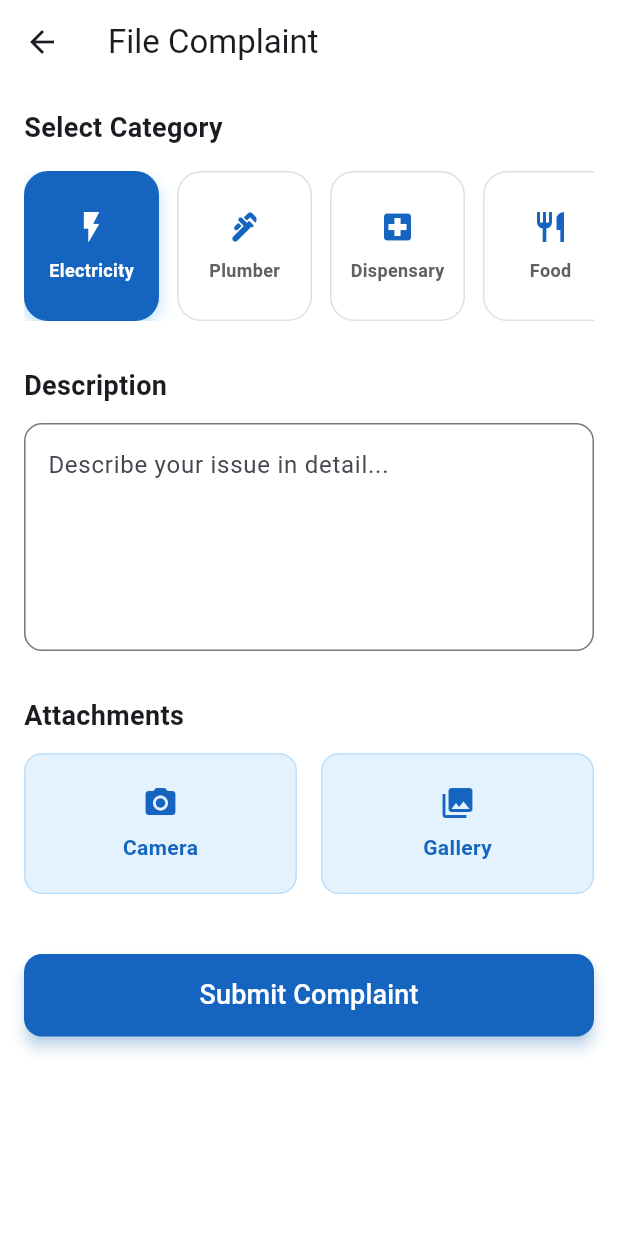
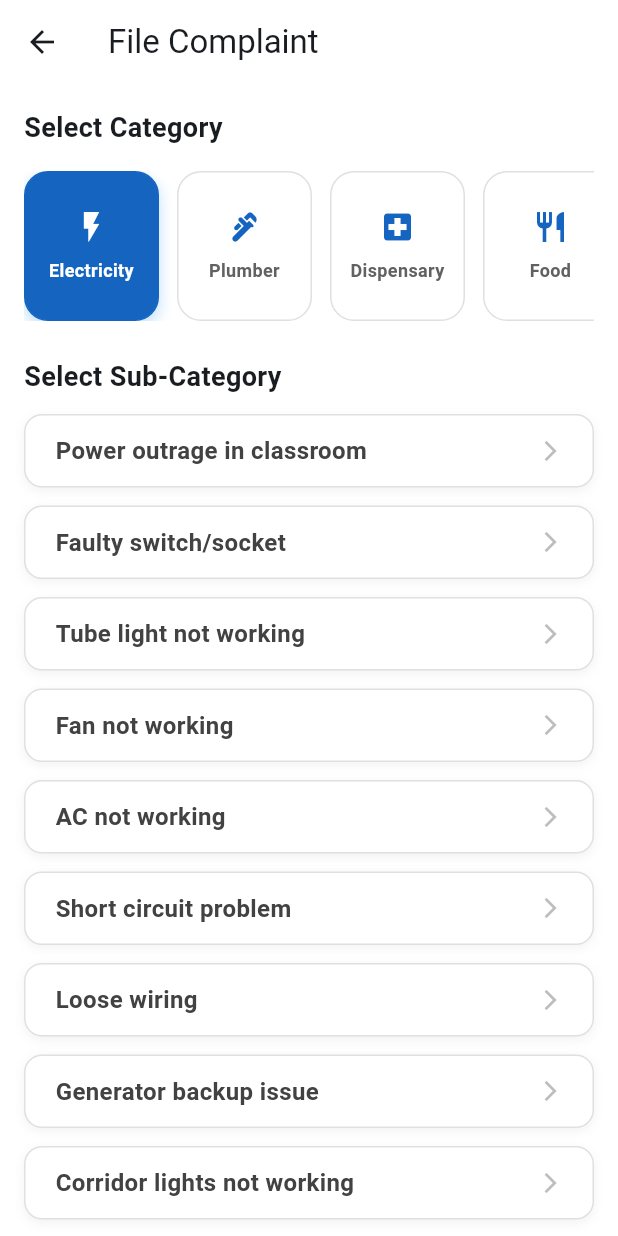
Before and after one commit to balnavroop1212/greivance_project, a Flutter app: the ComplaintScreen screen opened directly with empty values, after a tap on "Electricity", on a phone screen of 412 x 824 dp. Run offline on Flutter 3.47's test engine with Material 3 defaults, Android fonts, the phone set to English and light mode, and no system bars; our stand-ins replace cloud_firestore, firebase_core; accounts and stored records are empty.

Commit message:
added sub-tabs

```diff
--- a/lib/screens/complaint.dart
+++ b/lib/screens/complaint.dart
@@ -11,22 +11,100 @@ class ComplaintScreen extends StatefulWidget {
 
 class _ComplaintScreenState extends State<ComplaintScreen> {
   final TextEditingController _descriptionController = TextEditingController();
-  String? selectedCategory;
+  String? selectedCategoryName;
+  String? selectedSubCategory;
   bool _isSubmitting = false;
 
   final List<Map<String, dynamic>> categories = [
-    {'name': 'Electricity', 'icon': Icons.flash_on},
-    {'name': 'Plumber', 'icon': Icons.plumbing},
-    {'name': 'Dispensary', 'icon': Icons.local_hospital},
-    {'name': 'Food', 'icon': Icons.restaurant},
-    {'name': 'Internet', 'icon': Icons.wifi},
-    {'name': 'Others', 'icon': Icons.more_horiz},
+    {
+      'name': 'Electricity',
+      'icon': Icons.flash_on,
+      'subCategories': [
+        'Power outrage in classroom',
+        'Faulty switch/socket',
+        'Tube light not working',
+        'Fan not working',
+        'AC not working',
+        'Short circuit problem',
+        'Loose wiring',
+        'Generator backup issue',
+        'Corridor lights not working',
+      ]
+    },
+    {
+      'name': 'Plumber',
+      'icon': Icons.plumbing,
+      'subCategories': [
+        'Water leakage in washroom',
+        'Tap not working',
+        'Flush not working',
+        'Blocked drainage',
+        'Low water pressure',
+        'No water supply',
+        'Broken wash basin',
+        'Pipe burst',
+        'Water tank overflow'
+      ]
+    },
+    {
+      'name': 'Dispensary',
+      'icon': Icons.local_hospital,
+      'subCategories': [
+        'Medicine not available',
+        'Doctor not present',
+        'First-aid kit empty',
+        'Long waiting time',
+        'Staff misbehaviour',
+        'Expired medicines',
+        'Emergency response delay',
+        'Cleanlines issue',
+      ]
+    },
+    {
+      'name': 'Food',
+      'icon': Icons.restaurant,
+      'subCategories': [
+        'Poor food quality',
+        'Food hygiene issue',
+        'Stale food served',
+        'High pricing',
+        'Limited menu options',
+        'uncertain utensils',
+        'Water quality issue',
+        'Delay in serving',
+        'Staff behaviour issue'
+      ]
+    },
+    {
+      'name': 'Labs',
+      'icon': Icons.computer,
+      'subCategories': [
+        'Computers not working',
+        'Software not installed',
+        'Internet not working',
+        'Projector not working',
+        'Lab equipment damaged',
+        'Insufficient equipment',
+        'Safety equipment missing',
+        'AC/fan not working in lab',
+        'Seating arrangement issue'
+      ]
+    },
+    {'name': 'Others', 'icon': Icons.more_horiz, 'subCategories': []},
   ];
 
+  List<String> _currentSubCategories = [];
+
   Future<void> _submitGrievance() async {
-    if (selectedCategory == null) {
+    if (selectedCategoryName == null) {
       ScaffoldMessenger.of(context).showSnackBar(
         const SnackBar(content: Text('Please select a category')),
+      );
+      return;
+    }
+    if (_currentSubCategories.isNotEmpty && selectedSubCategory == null) {
+      ScaffoldMessenger.of(context).showSnackBar(
+        const SnackBar(content: Text('Please select a sub-category')),
       );
       return;
     }
@@ -43,7 +121,8 @@ class _ComplaintScreenState extends State<ComplaintScreen> {
 
     try {
       await FirebaseFirestore.instance.collection('grievances').add({
-        'category': selectedCategory,
+        'category': selectedCategoryName,
+        'subCategory': selectedSubCategory,
         'description': _descriptionController.text.trim(),
         'userId': widget.phone,
         'status': 'Pending',
@@ -89,11 +168,14 @@ class _ComplaintScreenState extends State<ComplaintScreen> {
                   scrollDirection: Axis.horizontal,
                   itemCount: categories.length,
                   itemBuilder: (context, index) {
-                    bool isSelected = selectedCategory == categories[index]['name'];
+                    final category = categories[index];
+                    bool isSelected = selectedCategoryName == category['name'];
                     return GestureDetector(
                       onTap: () {
                         setState(() {
-                          selectedCategory = categories[index]['name'];
+                          selectedCategoryName = category['name'];
+                          selectedSubCategory = null; // Reset sub-category
+                          _currentSubCategories = List<String>.from(category['subCategories'] ?? []);
                         });
                       },
                       child: Container(
@@ -113,12 +195,13 @@ class _ComplaintScreenState extends State<ComplaintScreen> {
                           mainAxisAlignment: MainAxisAlignment.center,
                           children: [
                             Icon(
-                              categories[index]['icon'],
+                              category['icon'],
                               color: isSelected ? Colors.white : Colors.blue.shade800,
                             ),
                             const SizedBox(height: 8),
                             Text(
-                              categories[index]['name'],
+                              category['name'],
+                              textAlign: TextAlign.center,
                               style: TextStyle(
                                 fontSize: 12,
                                 fontWeight: FontWeight.bold,
@@ -132,6 +215,76 @@ class _ComplaintScreenState extends State<ComplaintScreen> {
                   },
                 ),
               ),
+
+              if (_currentSubCategories.isNotEmpty)
+                Column(
+                  crossAxisAlignment: CrossAxisAlignment.start,
+                  children: [
+                    const SizedBox(height: 24),
+                    const Text('Select Sub-Category', style: TextStyle(fontSize: 18, fontWeight: FontWeight.bold)),
+                    const SizedBox(height: 12),
+                    Column(
+                      crossAxisAlignment: CrossAxisAlignment.stretch,
+                      children: _currentSubCategories.map((subCategory) {
+                        final isSelected = selectedSubCategory == subCategory;
+                        return GestureDetector(
+                          onTap: () {
+                            setState(() {
+                              selectedSubCategory = subCategory;
+                            });
+                          },
+                          child: Container(
+                            margin: const EdgeInsets.only(bottom: 12.0),
+                            padding: const EdgeInsets.symmetric(vertical: 12.0, horizontal: 20.0),
+                            decoration: BoxDecoration(
+                              color: isSelected ? Colors.blue.shade800 : Colors.white,
+                              borderRadius: BorderRadius.circular(12),
+                              border: Border.all(
+                                color: isSelected ? Colors.blue.shade800 : Colors.grey.shade300,
+                              ),
+                              boxShadow: isSelected
+                                  ? [
+                                      BoxShadow(
+                                        color: Colors.blue.withOpacity(0.3),
+                                        blurRadius: 8,
+                                        offset: const Offset(0, 4),
+                                      )
+                                    ]
+                                  : [
+                                      BoxShadow(
+                                        color: Colors.black.withOpacity(0.05),
+                                        blurRadius: 5,
+                                        offset: const Offset(0, 2),
+                                      )
+                                    ],
+                            ),
+                            child: Row(
+                              mainAxisAlignment: MainAxisAlignment.spaceBetween,
+                              children: [
+                                Expanded(
+                                  child: Text(
+                                    subCategory,
+                                    style: TextStyle(
+                                      fontSize: 16,
+                                      fontWeight: FontWeight.bold,
+                                      color: isSelected ? Colors.white : Colors.grey.shade800,
+                                    ),
+                                  ),
+                                ),
+                                Icon(
+                                  Icons.arrow_forward_ios,
+                                  size: 16,
+                                  color: isSelected ? Colors.white : Colors.grey.shade400,
+                                ),
+                              ],
+                            ),
+                          ),
+                        );
+                      }).toList(),
+                    ),
+                  ],
+                ),
+
               const SizedBox(height: 30),
               const Text('Description', style: TextStyle(fontSize: 18, fontWeight: FontWeight.bold)),
               const SizedBox(height: 12),
```
